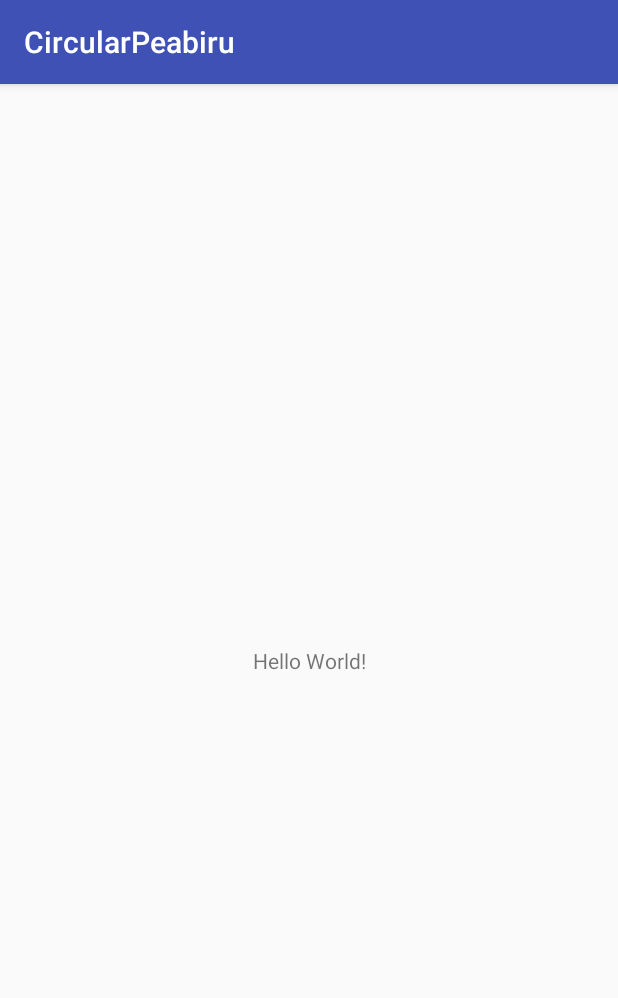
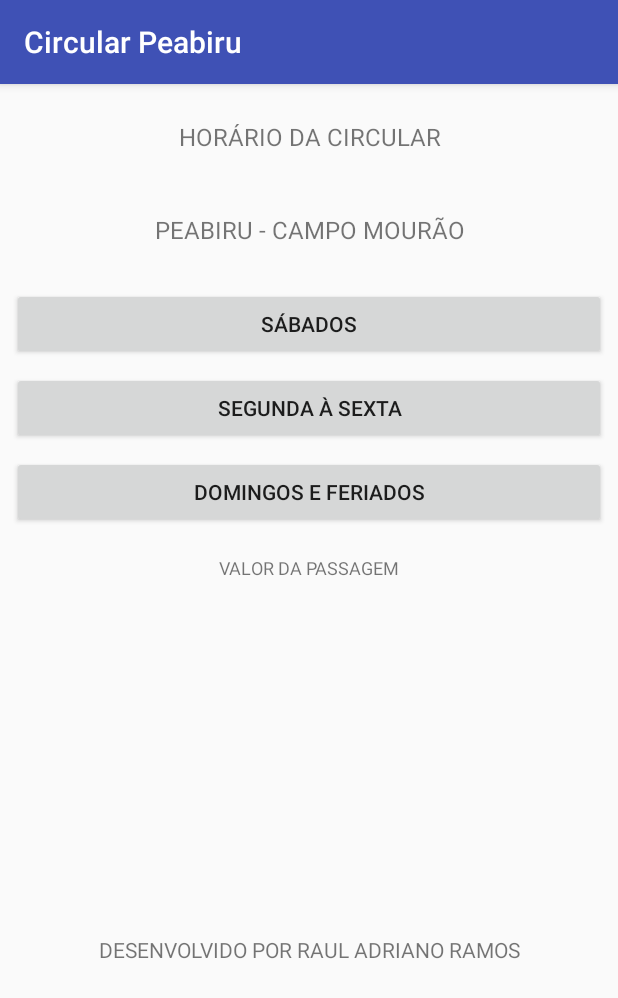
Before and after one commit to RaulAdriano/AppCircularPeabiru, an Android app: the screen it shows after launch (MainActivity), on a phone screen of 412 x 824 dp. Shown: the top 998 px of the screen. Run offline under Robolectric (Android 15) with nearby library versions, the phone set to English and light mode, and no system bars.

Commit message:
circular
layout

```diff
--- a/app/src/main/java/ramos/adriano/raul/circularpeabiru/MainActivity.kt
+++ b/app/src/main/java/ramos/adriano/raul/circularpeabiru/MainActivity.kt
@@ -5,6 +5,9 @@ import android.os.Bundle
 
 class MainActivity : AppCompatActivity() {
 
+    val valorPassagem = 3.7
+
+
     override fun onCreate(savedInstanceState: Bundle?) {
         super.onCreate(savedInstanceState)
         setContentView(R.layout.activity_main)
--- a/app/src/main/res/layout/activity_main.xml
+++ b/app/src/main/res/layout/activity_main.xml
@@ -3,16 +3,120 @@
     xmlns:app="http://schemas.android.com/apk/res-auto"
     xmlns:tools="http://schemas.android.com/tools"
     android:layout_width="match_parent"
+    android:orientation="vertical"
     android:layout_height="match_parent"
     tools:context="ramos.adriano.raul.circularpeabiru.MainActivity">
 
     <TextView
-        android:layout_width="wrap_content"
+        android:id="@+id/edtitulo"
+        android:layout_width="match_parent"
         android:layout_height="wrap_content"
-        android:text="Hello World!"
-        app:layout_constraintBottom_toBottomOf="parent"
-        app:layout_constraintLeft_toLeftOf="parent"
-        app:layout_constraintRight_toRightOf="parent"
+        android:layout_marginEnd="8dp"
+        android:layout_marginStart="8dp"
+        android:layout_marginTop="8dp"
+        android:padding="16dp"
+        android:text="@string/hor_rio_da_circular"
+        android:textAlignment="center"
+        android:textSize="16sp"
+        app:layout_constraintEnd_toEndOf="parent"
+        app:layout_constraintStart_toStartOf="parent"
         app:layout_constraintTop_toTopOf="parent" />
 
+    <TextView
+        android:id="@+id/edtitulo2"
+        android:layout_width="match_parent"
+        android:layout_height="wrap_content"
+        android:layout_marginEnd="8dp"
+        android:layout_marginStart="8dp"
+        android:layout_marginTop="8dp"
+        android:padding="16dp"
+        android:text="@string/peabiru_campo_mour_o"
+        android:textAlignment="center"
+        android:textSize="16sp"
+        app:layout_constraintEnd_toEndOf="parent"
+        app:layout_constraintStart_toStartOf="parent"
+        app:layout_constraintTop_toBottomOf="@+id/edtitulo" />
+
+    <Button
+        android:id="@+id/SaS"
+        android:layout_width="0dp"
+        android:layout_height="wrap_content"
+        android:layout_marginEnd="8dp"
+        android:layout_marginStart="8dp"
+        android:layout_marginTop="8dp"
+        android:text="@string/segunda_sexta"
+        app:layout_constraintEnd_toEndOf="parent"
+        app:layout_constraintHorizontal_bias="0.0"
+        app:layout_constraintStart_toStartOf="parent"
+        app:layout_constraintTop_toBottomOf="@+id/Sab" />
+
+    <Button
+        android:id="@+id/Sab"
+        android:layout_width="0dp"
+        android:layout_height="wrap_content"
+        android:layout_marginEnd="8dp"
+        android:layout_marginStart="8dp"
+        android:layout_marginTop="12dp"
+        android:text="@string/s_bados"
+        app:layout_constraintEnd_toEndOf="parent"
+        app:layout_constraintHorizontal_bias="0.0"
+        app:layout_constraintStart_toStartOf="parent"
+        app:layout_constraintTop_toBottomOf="@+id/edtitulo2" />
+
+    <Button
+        android:id="@+id/DeF"
+        android:layout_width="0dp"
+        android:layout_height="wrap_content"
+        android:layout_marginEnd="8dp"
+        android:layout_marginStart="8dp"
+        android:layout_marginTop="8dp"
+        android:text="@string/domingos_e_feriados"
+        app:layout_constraintEnd_toEndOf="parent"
+        app:layout_constraintHorizontal_bias="0.0"
+        app:layout_constraintStart_toStartOf="parent"
+        app:layout_constraintTop_toBottomOf="@+id/SaS" />
+
+    <TextView
+        android:id="@+id/tv_valorTexto"
+        android:layout_width="match_parent"
+        android:layout_height="wrap_content"
+        android:layout_marginTop="8dp"
+        android:padding="10dp"
+        android:text="@string/valor_da_passagem"
+        android:textAlignment="center"
+        android:textSize="12sp"
+        app:layout_constraintEnd_toEndOf="parent"
+        app:layout_constraintHorizontal_bias="0.0"
+        app:layout_constraintStart_toStartOf="parent"
+        app:layout_constraintTop_toBottomOf="@+id/DeF" />
+
+    <TextView
+        android:id="@+id/tv_valor_passagem"
+        android:layout_width="match_parent"
+        android:layout_height="wrap_content"
+        android:layout_marginTop="8dp"
+        android:padding="10dp"
+        android:text=""
+        android:textAlignment="center"
+        android:textSize="12sp"
+        app:layout_constraintTop_toBottomOf="@+id/tv_valorTexto"
+        tools:layout_editor_absoluteX="0dp"
+        tools:ignore="MissingConstraints" />
+
+    <TextView
+        android:id="@+id/tv_desenvolvedor"
+        android:layout_width="match_parent"
+        android:layout_height="wrap_content"
+        android:layout_marginBottom="8dp"
+        android:textAlignment="center"
+        android:layout_marginEnd="8dp"
+        android:layout_marginStart="8dp"
+        android:layout_marginTop="8dp"
+        android:text="@string/desenvolvido_por_raul_adriano_ramos"
+        app:layout_constraintBottom_toBottomOf="parent"
+        app:layout_constraintEnd_toEndOf="parent"
+        app:layout_constraintStart_toStartOf="parent"
+        app:layout_constraintTop_toBottomOf="@+id/tv_valor_passagem" />
+
+
 </android.support.constraint.ConstraintLayout>
--- a/app/src/main/res/values/strings.xml
+++ b/app/src/main/res/values/strings.xml
@@ -1,3 +1,10 @@
 <resources>
-    <string name="app_name">CircularPeabiru</string>
+    <string name="app_name">Circular Peabiru</string>
+    <string name="hor_rio_da_circular">HORÁRIO DA CIRCULAR</string>
+    <string name="peabiru_campo_mour_o">PEABIRU - CAMPO MOURÃO</string>
+    <string name="s_bados">SÁBADOS</string>
+    <string name="domingos_e_feriados">DOMINGOS E FERIADOS</string>
+    <string name="segunda_sexta">SEGUNDA À SEXTA</string>
+    <string name="valor_da_passagem">VALOR DA PASSAGEM</string>
+    <string name="desenvolvido_por_raul_adriano_ramos">DESENVOLVIDO POR RAUL ADRIANO RAMOS</string>
 </resources>
```
